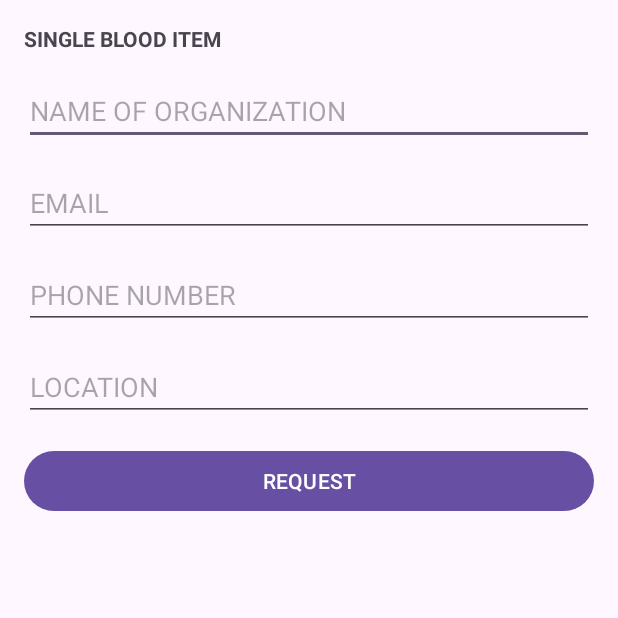
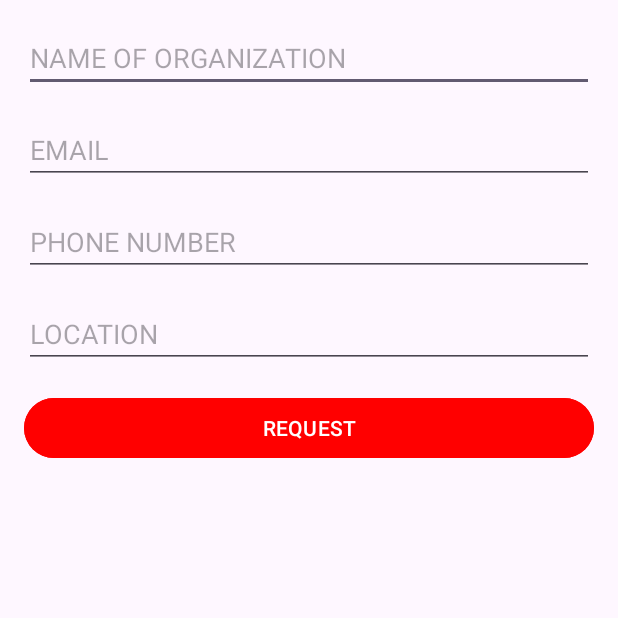
Before and after one commit to Rabindra-Bhattarai/BloodAidOfficial, an Android app: the fragment SingleBloodItemFragment shown on its own in the app's theme, on a phone screen of 412 x 824 dp, the top half of it. Run offline under Robolectric (Android 15) with nearby library versions, the phone set to English and light mode, and no system bars.

Commit message:
Blood Activity

```diff
--- a/app/src/main/res/layout/activity_search_blood.xml
+++ b/app/src/main/res/layout/activity_search_blood.xml
@@ -36,6 +36,8 @@
         android:layout_height="wrap_content"
         android:layout_margin="16dp"
         android:text="BACK"
+        android:backgroundTint="#FF0000"
+        android:textColor="#FFFFFF"
         app:layout_constraintBottom_toBottomOf="parent" />
 
 </androidx.constraintlayout.widget.ConstraintLayout>
--- a/app/src/main/res/layout/fragment_single_blood_item.xml
+++ b/app/src/main/res/layout/fragment_single_blood_item.xml
@@ -11,12 +11,7 @@
         android:orientation="vertical"
         android:padding="16dp">
 
-        <TextView
-            android:layout_width="match_parent"
-            android:layout_height="wrap_content"
-            android:text="SINGLE BLOOD ITEM"
-            android:textStyle="bold"
-            android:layout_marginBottom="16dp" />
+
 
         <EditText
             android:id="@+id/editTextOrganization"
@@ -53,6 +48,8 @@
             android:layout_width="match_parent"
             android:layout_height="wrap_content"
             android:text="REQUEST"
+            android:backgroundTint="#FF0000"
+            android:textColor="#FFFFFF"
             android:layout_marginBottom="16dp" />
 
     </LinearLayout>
```
